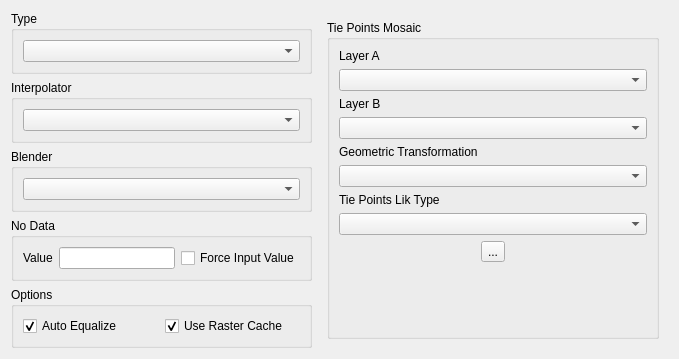
The window that src/terralib/qt/widgets/rp/ui/MosaicWizardPageForm.ui (claudiobogossian/terralib5) describes before a commit, drawn with Qt 5.
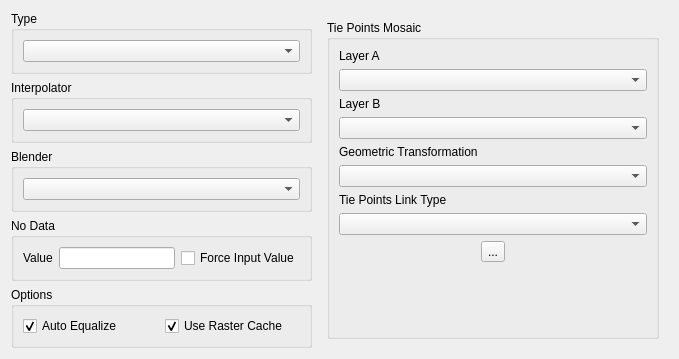
The same window after the commit. The open tabs and pages were chosen to show the change.

What changed in the file:
```diff
--- a/src/terralib/qt/widgets/rp/ui/MosaicWizardPageForm.ui
+++ b/src/terralib/qt/widgets/rp/ui/MosaicWizardPageForm.ui
@@ -266,7 +266,7 @@
                 <item row="0" column="0">
                  <widget class="QLabel" name="label_8">
                   <property name="text">
-                   <string>Tie Points Lik Type</string>
+                   <string>Tie Points Link Type</string>
                   </property>
                  </widget>
                 </item>
```
